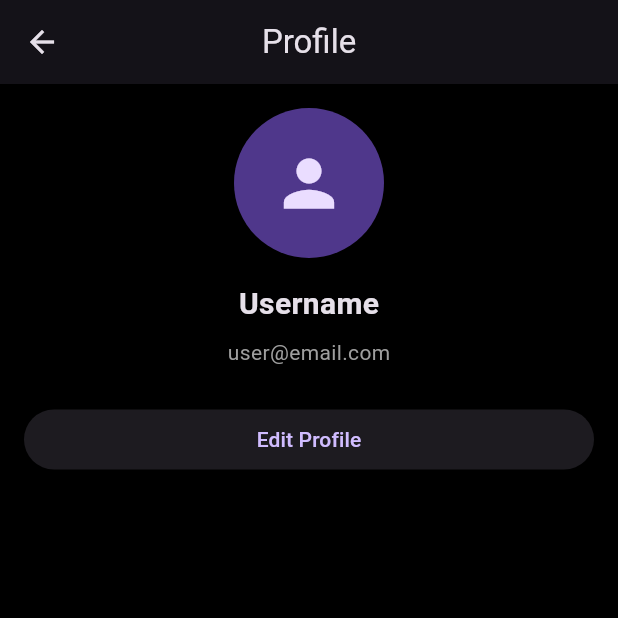
After one commit to Luneric/Revive75, a Flutter app: the ProfilePage screen opened by its route, on a phone screen of 412 x 824 dp, the top half of it. The commit adds this screen. Run offline on Flutter 3.47's test engine with Material 3 defaults, Android fonts, the light colour scheme and no system bars; our stand-ins replace cloud_firestore, firebase_auth, firebase_core; accounts and stored records are empty; network calls fail.

Commit message:
router done

```diff
--- /dev/null
+++ b/revive75_app/lib/app_router.dart
@@ -0,0 +1,54 @@
+import 'package:flutter/material.dart';
+
+// Import feature pages here as you create them
+import 'profile_page.dart';
+
+class AppRoutes {
+  // Core routes
+  static const String profile = '/profile';
+
+  // You can add more routes like:
+  // static const String settings = '/settings';
+  // static const String chat = '/chat';
+}
+
+class AppRouter {
+  static Route<dynamic> generateRoute(RouteSettings settings) {
+    switch (settings.name) {
+
+      case AppRoutes.profile:
+        return MaterialPageRoute(
+          builder: (_) => const ProfilePage(),
+          settings: settings,
+        );
+
+      // Add new routes here as your app grows
+      // Example:
+      // case AppRoutes.settings:
+      //   return MaterialPageRoute(
+      //     builder: (_) => const SettingsPage(),
+      //   );
+
+      default:
+        return MaterialPageRoute(
+          builder: (_) => const _UnknownRoutePage(),
+          settings: settings,
+        );
+    }
+  }
+}
+
+/// Fallback page for undefined routes
+class _UnknownRoutePage extends StatelessWidget {
+  const _UnknownRoutePage();
+
+  @override
+  Widget build(BuildContext context) {
+    return Scaffold(
+      appBar: AppBar(title: const Text('Error')),
+      body: const Center(
+        child: Text('Page not found'),
+      ),
+    );
+  }
+}
--- a/revive75_app/lib/home_page.dart
+++ b/revive75_app/lib/home_page.dart
@@ -1,5 +1,6 @@
 import 'package:flutter/material.dart';
 import 'package:firebase_auth/firebase_auth.dart';
+import 'app_router.dart';
 
 class MyHomePage extends StatelessWidget {
   final String userName;
@@ -42,6 +43,11 @@ class MyHomePage extends StatelessWidget {
         backgroundColor: Colors.black,
         indicatorColor: Colors.blueAccent.withOpacity(0.2),
         selectedIndex: 0,
+         onDestinationSelected: (index) { // ✅ MODIFIED: added navigation logic
+          if (index == 3) { // ✅ ADDED: index 3 = Profile tab
+            Navigator.pushNamed(context, AppRoutes.profile); // ✅ ADDED: triggers router navigation
+          }
+        },
         destinations: const [
           NavigationDestination(icon: Icon(Icons.home_outlined, color: Colors.white), label: 'Home'),
           NavigationDestination(icon: Icon(Icons.fitness_center, color: Colors.white), label: 'Workouts'),
--- a/revive75_app/lib/main.dart
+++ b/revive75_app/lib/main.dart
@@ -4,6 +4,8 @@ import 'package:firebase_auth/firebase_auth.dart';
 import 'package:cloud_firestore/cloud_firestore.dart';
 import 'firebase_options.dart';
 import 'home_page.dart';
+import 'app_router.dart';
+
 void main() async {
   WidgetsFlutterBinding.ensureInitialized();
   await Firebase.initializeApp(
@@ -25,6 +27,7 @@ class Revive75App extends StatelessWidget {
         scaffoldBackgroundColor: Colors.black,
         primaryColor: Colors.blueAccent,
       ),
+      onGenerateRoute: AppRouter.generateRoute,
       home: StreamBuilder<User?>(
         stream: FirebaseAuth.instance.authStateChanges(),
         builder: (context, snapshot) {
--- /dev/null
+++ b/revive75_app/lib/profile_page.dart
@@ -0,0 +1,64 @@
+import 'package:flutter/material.dart';
+
+class ProfilePage extends StatelessWidget {
+  const ProfilePage({super.key});
+
+  @override
+  Widget build(BuildContext context) {
+    return Scaffold(
+      appBar: AppBar(
+        title: const Text('Profile'),
+        centerTitle: true,
+      ),
+      body: Padding(
+        padding: const EdgeInsets.all(16.0),
+        child: Column(
+          children: [
+            // Profile Avatar
+            const CircleAvatar(
+              radius: 50,
+              child: Icon(
+                Icons.person,
+                size: 50,
+              ),
+            ),
+
+            const SizedBox(height: 16),
+
+            // Username
+            const Text(
+              'Username',
+              style: TextStyle(
+                fontSize: 20,
+                fontWeight: FontWeight.bold,
+              ),
+            ),
+
+            const SizedBox(height: 8),
+
+            // Email or subtitle
+            const Text(
+              'user@email.com',
+              style: TextStyle(
+                color: Colors.grey,
+              ),
+            ),
+
+            const SizedBox(height: 24),
+
+            // Example action button
+            SizedBox(
+              width: double.infinity,
+              child: ElevatedButton(
+                onPressed: () {
+                  // Add functionality later
+                },
+                child: const Text('Edit Profile'),
+              ),
+            ),
+          ],
+        ),
+      ),
+    );
+  }
+}
--- a/revive75_app/pubspec.yaml
+++ b/revive75_app/pubspec.yaml
@@ -30,9 +30,9 @@ environment:
 dependencies:
   flutter:
     sdk: flutter
-  firebase_core: ^3.1.1
-  firebase_auth: ^5.1.1
-  cloud_firestore: ^5.0.1
+  firebase_core: ^4.7.0
+  firebase_auth: ^6.4.0
+  cloud_firestore: ^6.3.0
 
   # The following adds the Cupertino Icons font to your application.
   # Use with the CupertinoIcons class for iOS style icons.
```
Also changed, not shown: revive75_app/pubspec.lock.
